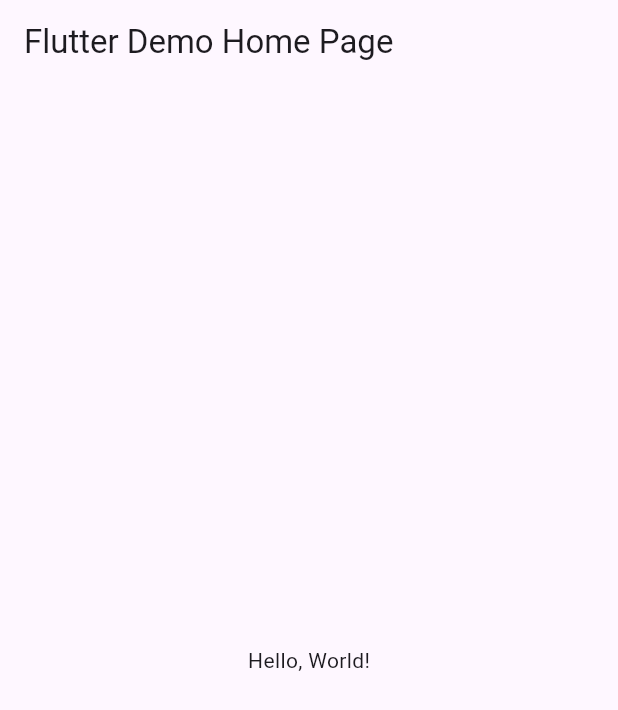
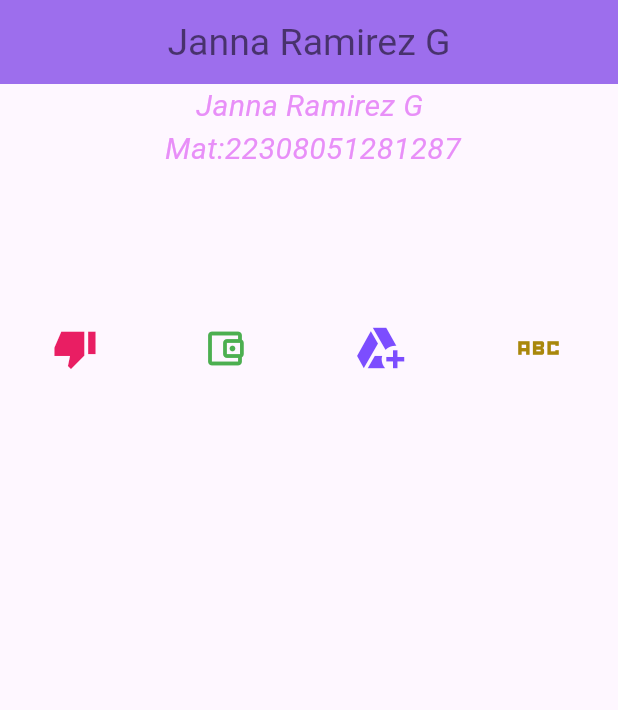
Before and after one commit to JannaRG13/p9_v1_Iconos, a Flutter app: the screen it shows after launch, on a phone screen of 412 x 824 dp. Shown: the top 710 px of the screen. Run offline on Flutter 3.47's test engine with Material 3 defaults, Android fonts, the phone set to English and light mode, and no system bars.

Commit message:
enviar captura

```diff
--- a/lib/main.dart
+++ b/lib/main.dart
@@ -1,43 +1,59 @@
 import 'package:flutter/material.dart';
 
-void main() => runApp(MyApp());
+void main() => runApp(MisIconosAPP());
 
-class MyApp extends StatelessWidget {
-  const MyApp({super.key});
-  // This widget is the root of your application.
+class MisIconosAPP extends StatelessWidget {
+  const MisIconosAPP({Key? key}) : super(key: key);
+
   @override
   Widget build(BuildContext context) {
     return MaterialApp(
-      // Application name
-      title: 'Flutter Hello World',
-      // Application theme data, you can set the colors for the application as
-      // you want
-      theme: ThemeData(
-        // useMaterial3: false,
-        primarySwatch: Colors.blue,
-      ),
-      // A widget which will be started on application startup
-      home: MyHomePage(title: 'Flutter Demo Home Page'),
-    );
-  }
-}
-
-class MyHomePage extends StatelessWidget {
-  final String title;
-  const MyHomePage({super.key, required this.title});
-
-  @override
-  Widget build(BuildContext context) {
-    return Scaffold(
-      appBar: AppBar(
-        // The title text which will be shown on the action bar
-        title: Text(title),
-      ),
-      body: Center(
-        child: Text(
-          'Hello, World!',
+      debugShowCheckedModeBanner: false,
+      home: Scaffold(
+        appBar: AppBar(
+          title: Text("Janna Ramirez G"),
+          titleTextStyle: TextStyle(color: Colors.black54, fontSize: 25),
+          centerTitle: true,
+          backgroundColor: Color(0xff9d6eed),
+        ),
+        body: Column(
+          children: <Widget>[
+            Text(
+              "     Janna Ramirez G \n Mat:22308051281287",
+              style: TextStyle(
+                  fontSize: 20,
+                  fontStyle: FontStyle.italic,
+                  color: Color(0xffe88ff8)),
+            ), //
+            SizedBox(height: 100),
+            const Row(
+                mainAxisAlignment: MainAxisAlignment.spaceAround,
+                children: <Widget>[
+                  Icon(
+                    Icons.thumb_down_alt_sharp,
+                    color: Colors.pink,
+                    size: 30.0,
+                    semanticLabel: 'Text to announce in accessibility modes',
+                  ),
+                  Icon(
+                    Icons.account_balance_wallet_outlined,
+                    color: Colors.green,
+                    size: 30.0,
+                  ),
+                  Icon(
+                    Icons.add_to_drive_sharp,
+                    color: Colors.deepPurpleAccent,
+                    size: 36.0,
+                  ),
+                  Icon(
+                    Icons.abc_sharp,
+                    color: Color(0xffa9870b),
+                    size: 36.0,
+                  ),
+                ]),
+          ],
         ),
       ),
     );
-  }
-}
+  } // FIN WIDGETS
+} // FIN CLASE MISICONOS
```
